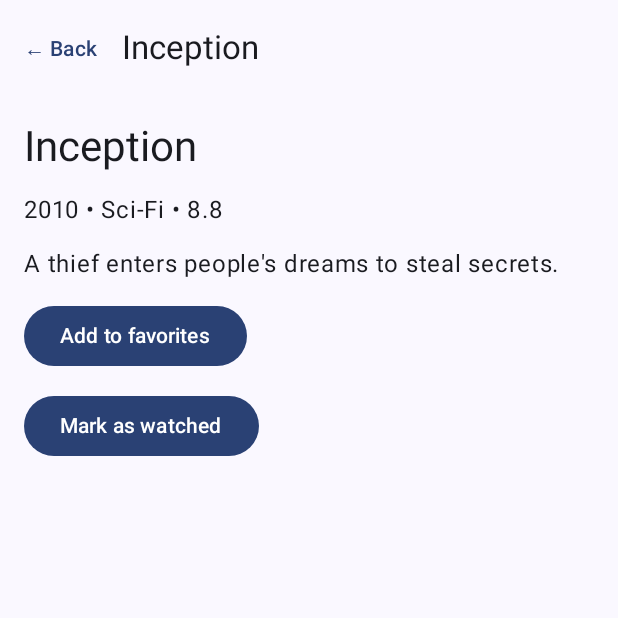
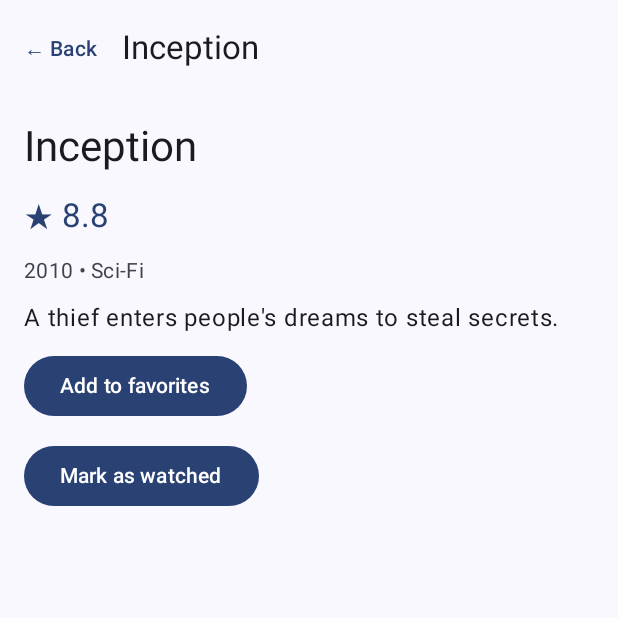
Before and after one commit to imankai/watchlist-app, an Android app built with Jetpack Compose: the screen it shows after launch (MainActivity), after a tap on an icon or button, on a phone screen of 412 x 824 dp, the top half of it. Run offline under Robolectric (Android 15) with nearby library versions, the phone set to English and light mode, and no system bars.

Commit message:
Polish DetailScreen typography

```diff
--- a/app/src/main/java/com/example/watchlist/ui/screens/DetailScreen.kt
+++ b/app/src/main/java/com/example/watchlist/ui/screens/DetailScreen.kt
@@ -51,8 +51,17 @@ fun DetailScreen(
                 verticalArrangement = Arrangement.spacedBy(12.dp)
             ) {
                 Text(m.title, style = MaterialTheme.typography.headlineMedium)
-                Text("${m.year} • ${m.genre} • ${m.rating}")
-                Text(m.description)
+                Text(
+                    text = "★ ${m.rating}",
+                    style = MaterialTheme.typography.titleLarge,
+                    color = MaterialTheme.colorScheme.primary
+                )
+                Text(
+                    text = "${m.year} • ${m.genre}",
+                    style = MaterialTheme.typography.bodyMedium,
+                    color = MaterialTheme.colorScheme.onSurfaceVariant
+                )
+                Text(m.description, style = MaterialTheme.typography.bodyLarge)
 
                 Button(onClick = { viewModel.onFavoriteClick(m.id) }) {
                     Text(if (m.isFavorite) "Remove from favorites" else "Add to favorites")
```
